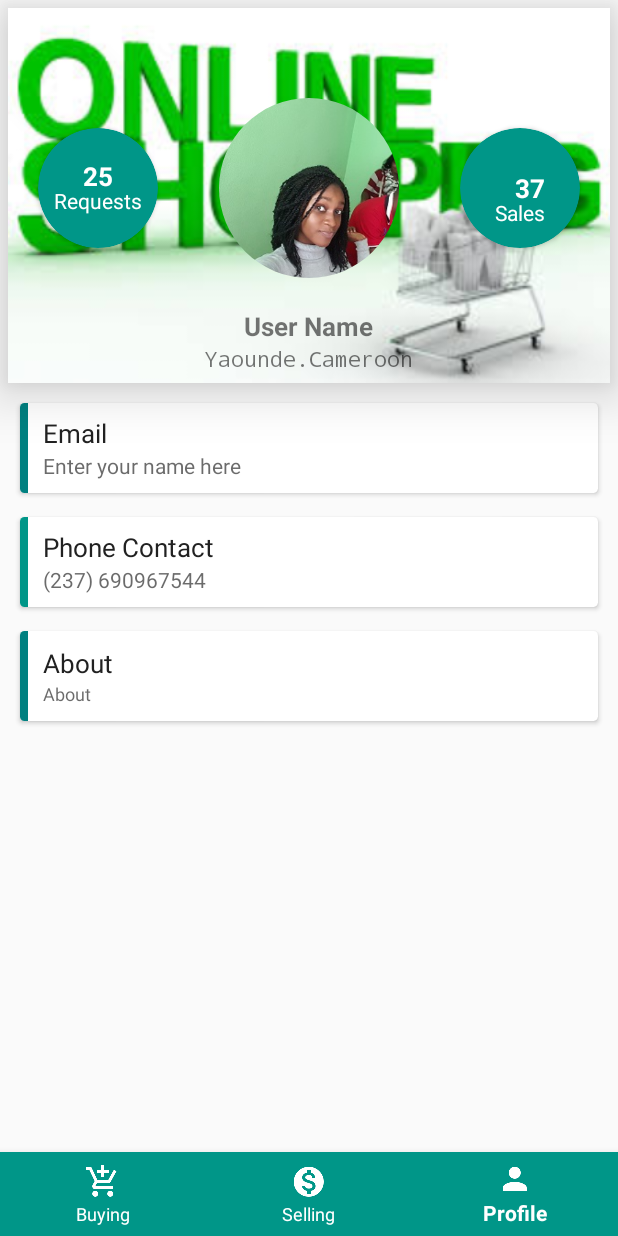
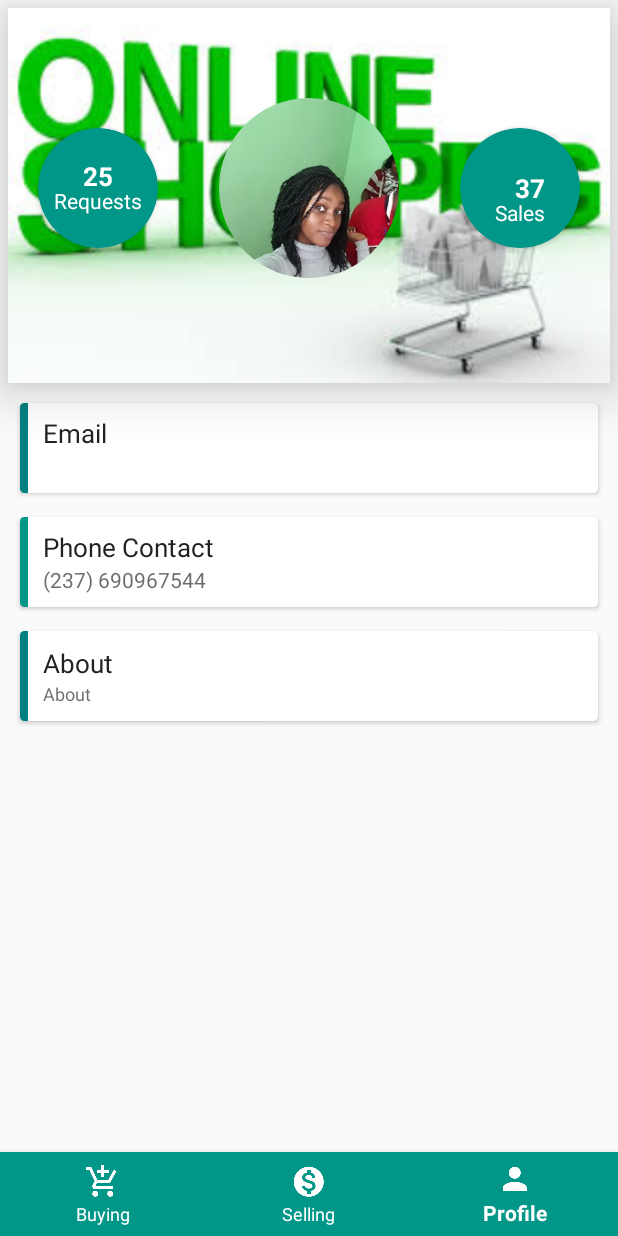
Before and after one commit to larrytech7/J_Trok, an Android app: the screen it shows after launch once a user with an empty profile is signed in (MainActivity), item 3 of the bottom bar chosen, on a phone screen of 412 x 824 dp. Run offline under Robolectric (Android 15) with nearby library versions, the phone set to English and light mode, and no system bars; our stand-ins replace ButterKnife, CircleImageView, Firebase (no records; nobody signed in at launch, a user with empty details on screens opened directly); libraries missing offline, so code that uses them is left out: com.adroitandroid.chipcloud, com.afollestad.materialcamera, com.afollestad.materialdialogs, com.github.javiersantos.materialstyleddialogs, com.iceteck.silicompressorr and 4 more; 19 statements that could not run were skipped.

Commit message:
Completed login Flow component. optimized user management

```diff
--- a/app/src/main/java/comn/example/user/j_trok/fragments/BuyingFragment.java
+++ b/app/src/main/java/comn/example/user/j_trok/fragments/BuyingFragment.java
@@ -7,6 +7,7 @@ import android.os.AsyncTask;
 import android.os.Bundle;
 import android.speech.RecognizerIntent;
 import android.support.annotation.NonNull;
+import android.support.annotation.Nullable;
 import android.support.v4.app.Fragment;
 import android.support.v7.widget.RecyclerView;
 import android.support.v7.widget.StaggeredGridLayoutManager;
@@ -24,6 +25,7 @@ import com.afollestad.materialdialogs.DialogAction;
 import com.afollestad.materialdialogs.MaterialDialog;
 import com.github.javiersantos.materialstyleddialogs.MaterialStyledDialog;
 import com.github.javiersantos.materialstyleddialogs.enums.Style;
+import com.google.firebase.auth.FirebaseUser;
 import com.popalay.tutors.TutorialListener;
 import com.popalay.tutors.Tutors;
 import com.popalay.tutors.TutorsBuilder;
@@ -37,11 +39,13 @@ import java.util.HashMap;
 import java.util.Iterator;
 import java.util.Map;
 
+import butterknife.BindView;
 import butterknife.ButterKnife;
 import butterknife.OnClick;
 import butterknife.Unbinder;
 import comn.example.user.j_trok.R;
 import comn.example.user.j_trok.adapters.MyAdapter;
+import comn.example.user.j_trok.models.User;
 import comn.example.user.j_trok.utility.PrefManager;
 import comn.example.user.j_trok.utility.Utils;
 import comn.example.user.j_trok.utility.videocompression.MediaController;
@@ -57,9 +61,23 @@ public class BuyingFragment extends Fragment implements TutorialListener, Search
     private Tutors tutors;
     private Iterator<Map.Entry<String, View>> iterator;
     private SearchBox search;
+    private User mAuthenticatedUser;
+    @BindView(R.id.searchbox)
+    public SearchBox searchBox;
 
-    public static BuyingFragment newInstance() {
+    public static BuyingFragment newInstance(FirebaseUser user) {
         BuyingFragment fragment = new BuyingFragment();
+        User muser = new User();
+        muser.setUserEmail(user.getEmail());
+        muser.setUserName(user.getDisplayName());
+        muser.setUserCountry("");
+        muser.setUserCity("");
+        muser.setUserId(user.getUid());
+        muser.setUserProfilePhoto(user.getPhotoUrl().toString());
+
+        Bundle args = new Bundle();
+        args.putSerializable(Utils.CURRENT_USER, muser);
+        fragment.setArguments(args);
         return fragment;
     }
 
@@ -67,7 +85,9 @@ public class BuyingFragment extends Fragment implements TutorialListener, Search
     public void onCreate(Bundle savedInstanceState) {
         super.onCreate(savedInstanceState);
         Utils.deleteEmptyVideos(getActivity());
-
+        if (getArguments() != null && mAuthenticatedUser == null){
+            mAuthenticatedUser = (User) getArguments().getSerializable(Utils.CURRENT_USER);
+        }
     }
 
     @Override
@@ -76,6 +96,7 @@ public class BuyingFragment extends Fragment implements TutorialListener, Search
         // Inflate the layout for this fragment
         View rootView = inflater.inflate(R.layout.fragment_buy, container, false);
         unbinder = ButterKnife.bind(this, rootView);
+        //configure recycler view
         recyclerView = (RecyclerView) rootView.findViewById(R.id.recycler_view);
         recyclerView.setHasFixedSize(true);
         StaggeredGridLayoutManager staggeredGridLayoutManager = new StaggeredGridLayoutManager(2, StaggeredGridLayoutManager.VERTICAL);
@@ -92,7 +113,7 @@ public class BuyingFragment extends Fragment implements TutorialListener, Search
             search.addSearchable(option);
         }
         search.setAnimateDrawerLogo(true);
-        search.setLogoText(getString(R.string.search));
+        search.setLogoText(getString(R.string.search, mAuthenticatedUser.getUserName()));
         search.setLogoTextColor(R.color.bg_screen1);
         //search.setMenuVisibility(SearchBox.GONE);
         search.enableVoiceRecognition(getActivity());
@@ -331,4 +352,15 @@ public class BuyingFragment extends Fragment implements TutorialListener, Search
         Toast.makeText(getActivity(), "Clicked: "+searchResult.toString(), Toast.LENGTH_LONG).show();
     }
 
+    @Override
+    public void onSaveInstanceState(Bundle outState) {
+        super.onSaveInstanceState(outState);
+        outState.putSerializable(Utils.CURRENT_USER, mAuthenticatedUser);
+    }
+
+    @Override
+    public void onViewStateRestored(@Nullable Bundle savedInstanceState) {
+        super.onViewStateRestored(savedInstanceState);
+        mAuthenticatedUser = (User) savedInstanceState.getSerializable(Utils.CURRENT_USER);
+    }
 }
--- a/app/src/main/java/comn/example/user/j_trok/fragments/ProfileFragment.java
+++ b/app/src/main/java/comn/example/user/j_trok/fragments/ProfileFragment.java
@@ -2,6 +2,7 @@ package comn.example.user.j_trok.fragments;
 
 
 import android.os.Bundle;
+import android.support.annotation.Nullable;
 import android.support.v4.app.Fragment;
 import android.view.LayoutInflater;
 import android.view.View;
@@ -9,10 +10,14 @@ import android.view.ViewGroup;
 import android.widget.ImageView;
 import android.widget.TextView;
 
+import com.google.firebase.auth.FirebaseUser;
+
 import butterknife.BindView;
 import butterknife.ButterKnife;
 import butterknife.Unbinder;
 import comn.example.user.j_trok.R;
+import comn.example.user.j_trok.models.User;
+import comn.example.user.j_trok.utility.Utils;
 
 public class ProfileFragment extends Fragment {
 
@@ -33,16 +38,32 @@ public class ProfileFragment extends Fragment {
     TextView phoneTextView;
     @BindView(R.id.aboutTextView)
     TextView aboutTextView;
+    private User mAuthenticatedUser;
 
 
-    public static ProfileFragment newInstance() {
+    public static ProfileFragment newInstance(FirebaseUser user) {
         ProfileFragment fragment = new ProfileFragment();
+        User muser = new User();
+        muser.setUserEmail(user.getEmail());
+        muser.setUserName(user.getDisplayName());
+        muser.setUserCountry("");
+        muser.setUserCity("");
+        muser.setUserId(user.getUid());
+        muser.setUserProfilePhoto(user.getPhotoUrl().toString());
+
+        Bundle args = new Bundle();
+        args.putSerializable(Utils.CURRENT_USER, muser);
+        fragment.setArguments(args);
         return fragment;
     }
 
     @Override
     public void onCreate(Bundle savedInstanceState) {
         super.onCreate(savedInstanceState);
+        if (getArguments() != null && mAuthenticatedUser == null){
+            mAuthenticatedUser = (User) getArguments().getSerializable(Utils.CURRENT_USER);
+        }
+
     }
 
     @Override
@@ -50,7 +71,10 @@ public class ProfileFragment extends Fragment {
                              Bundle savedInstanceState) {
         // Inflate the layout for this fragment
         View view = inflater.inflate(R.layout.fragment_profile, container, false);
-        unbind = ButterKnife.bind(container.getContext(), view);
+        unbind = ButterKnife.bind(this, view);
+        usernameTextView.setText(mAuthenticatedUser.getUserName());
+        emailTextView.setText(mAuthenticatedUser.getUserEmail());
+        userCountryTextView.setText(mAuthenticatedUser.getUserCountry());
         return view;
     }
 
@@ -59,4 +83,16 @@ public class ProfileFragment extends Fragment {
         super.onDestroyView();
         unbind.unbind();
     }
+
+    @Override
+    public void onSaveInstanceState(Bundle outState) {
+        super.onSaveInstanceState(outState);
+        outState.putSerializable(Utils.CURRENT_USER, mAuthenticatedUser);
+    }
+
+    @Override
+    public void onViewStateRestored(@Nullable Bundle savedInstanceState) {
+        super.onViewStateRestored(savedInstanceState);
+        mAuthenticatedUser = (User) savedInstanceState.getSerializable(Utils.CURRENT_USER);
+    }
 }
--- a/app/src/main/java/comn/example/user/j_trok/fragments/SellingFragment.java
+++ b/app/src/main/java/comn/example/user/j_trok/fragments/SellingFragment.java
@@ -4,6 +4,7 @@ package comn.example.user.j_trok.fragments;
 import android.content.Intent;
 import android.graphics.Bitmap;
 import android.os.Bundle;
+import android.support.annotation.Nullable;
 import android.support.v4.app.Fragment;
 import android.util.Log;
 import android.view.LayoutInflater;
@@ -13,19 +14,19 @@ import android.widget.ImageView;
 import android.widget.Toast;
 
 import com.afollestad.materialcamera.MaterialCamera;
+import com.google.firebase.auth.FirebaseUser;
 import com.iceteck.silicompressorr.SiliCompressor;
 
 import java.io.IOException;
 
-import butterknife.BindBitmap;
 import butterknife.BindView;
 import butterknife.ButterKnife;
 import butterknife.OnClick;
 import butterknife.Unbinder;
 import comn.example.user.j_trok.R;
+import comn.example.user.j_trok.models.User;
 import comn.example.user.j_trok.utility.Utils;
 
-import static android.R.attr.data;
 import static android.app.Activity.RESULT_OK;
 
 
@@ -36,18 +37,33 @@ public class SellingFragment extends Fragment {
 
     private static final int CAMERA_RQ_IMAGE = 400;
     private Unbinder unbinder;
+    User mAuthenticatedUser;
 
     @BindView(R.id.imageView)
     ImageView imageView;
 
-    public static SellingFragment newInstance() {
+    public static SellingFragment newInstance(FirebaseUser user) {
         SellingFragment fragment = new SellingFragment();
+        User muser = new User();
+        muser.setUserEmail(user.getEmail());
+        muser.setUserName(user.getDisplayName());
+        muser.setUserCountry("");
+        muser.setUserCity("");
+        muser.setUserId(user.getUid());
+        muser.setUserProfilePhoto(user.getPhotoUrl().toString());
+
+        Bundle args = new Bundle();
+        args.putSerializable(Utils.CURRENT_USER, muser);
+        fragment.setArguments(args);
         return fragment;
     }
 
     @Override
     public void onCreate(Bundle savedInstanceState) {
         super.onCreate(savedInstanceState);
+        if (getArguments() != null && mAuthenticatedUser == null){
+               mAuthenticatedUser = (User) getArguments().getSerializable(Utils.CURRENT_USER);
+        }
     }
 
 
@@ -96,4 +112,16 @@ public class SellingFragment extends Fragment {
         super.onDestroyView();
         unbinder.unbind();
     }
+
+    @Override
+    public void onSaveInstanceState(Bundle outState) {
+        super.onSaveInstanceState(outState);
+        outState.putSerializable(Utils.CURRENT_USER, mAuthenticatedUser);
+    }
+
+    @Override
+    public void onViewStateRestored(@Nullable Bundle savedInstanceState) {
+        super.onViewStateRestored(savedInstanceState);
+        mAuthenticatedUser = (User) savedInstanceState.getSerializable(Utils.CURRENT_USER);
+    }
 }
--- a/app/src/main/java/comn/example/user/j_trok/ui/MainActivity.java
+++ b/app/src/main/java/comn/example/user/j_trok/ui/MainActivity.java
@@ -12,6 +12,7 @@ import android.view.MenuItem;
 import android.view.View;
 
 import com.google.firebase.analytics.FirebaseAnalytics;
+import com.google.firebase.auth.FirebaseAuth;
 import com.joanfuentes.hintcase.HintCase;
 import com.joanfuentes.hintcaseassets.contentholderanimators.FadeInContentHolderAnimator;
 import com.joanfuentes.hintcaseassets.contentholderanimators.SlideInFromRightContentHolderAnimator;
@@ -41,6 +42,7 @@ public class MainActivity extends AppCompatActivity {
     private Iterator<Map.Entry<String, View>> iterator;
     private BottomNavigationView bottomNavigationView;
     private FirebaseAnalytics mFirebaseAnalytics;
+    private FirebaseAuth mAuth;
 
     @Override
     protected void onCreate(Bundle savedInstanceState) {
@@ -48,6 +50,7 @@ public class MainActivity extends AppCompatActivity {
         setContentView(R.layout.activity_main);
         bottomNavigationView = (BottomNavigationView)
                 findViewById(R.id.navigation);
+        mAuth = FirebaseAuth.getInstance();
         mFirebaseAnalytics = FirebaseAnalytics.getInstance(this);
 
         bottomNavigationView.setOnNavigationItemSelectedListener
@@ -77,9 +80,9 @@ public class MainActivity extends AppCompatActivity {
                 });
 
         fragments = new HashMap<>();
-        fragments.put("selling", SellingFragment.newInstance());
-        fragments.put("buying", BuyingFragment.newInstance());
-        fragments.put("profile", ProfileFragment.newInstance());
+        fragments.put("selling", SellingFragment.newInstance(mAuth.getCurrentUser()));
+        fragments.put("buying", BuyingFragment.newInstance(mAuth.getCurrentUser()));
+        fragments.put("profile", ProfileFragment.newInstance(mAuth.getCurrentUser()));
         //Manually displaying the first fragment - one time only
         getSupportFragmentManager().beginTransaction()
                 .replace(R.id.frame_layout, fragments.get("buying"), "buying")
--- a/app/src/main/res/layout/activity_main.xml
+++ b/app/src/main/res/layout/activity_main.xml
@@ -5,12 +5,6 @@
     android:id="@+id/activity_main"
     android:layout_width="match_parent"
     android:layout_height="match_parent">
-
-    <android.support.v7.widget.SearchView
-        android:id="@+id/search_bar"
-        android:layout_width="match_parent"
-        android:layout_height="wrap_content"
-        android:clickable="true" />
 
     <FrameLayout
         android:id="@+id/frame_layout"
--- a/app/src/main/res/values/strings.xml
+++ b/app/src/main/res/values/strings.xml
@@ -23,6 +23,7 @@
     <string name="terms">Terms and Conditions</string>
 
     <string name="slogan">Make an awesome sale in %d seconds</string>
+    <string name="slogan_2">Inspiring your purchases to drive your sales</string>
     <string name="share">Share</string>
     <string name="chat">Chat</string>
     <string name="chat_hint">Chat with Author</string>
@@ -41,8 +42,8 @@
     <string name="price_hint">Price (*)</string>
     <string name="location_hint">Location</string>
     <string name="message_sell">Have awesome stuff to sell? Sell your stuff in 7 seconds. It starts with this button!</string>
-    <string name="search_hint">Search and find awesome stuff</string>
-    <string name="search">Search stuff</string>
+    <string name="search_hint">Quickly search for cool stuff</string>
+    <string name="search">%s, quickly find stuff here</string>
     <string name="preparing">preparing data</string>
     <string name="buying">Buying</string>
     <string name="selling">Selling</string>
@@ -77,5 +78,6 @@
 
     <string name="fb_login_protocol_scheme">fb1643272769025679</string>
     <string name="facebook_app_id" translatable="false">1643272769025679</string>
+    <string name="login_error">Login error! %s</string>
 
 </resources>
```
Also changed, not shown: app/src/main/java/comn/example/user/j_trok/ui/RegistrationActivity.java (+20 -6 lines).
